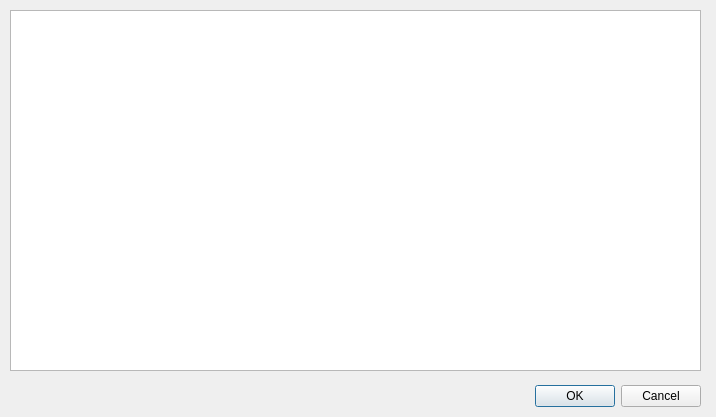
Above: ressources/selectobject.ui from FredsFactory/FreeCAD_AirPlaneDesign before the change. Below: the same form after it.
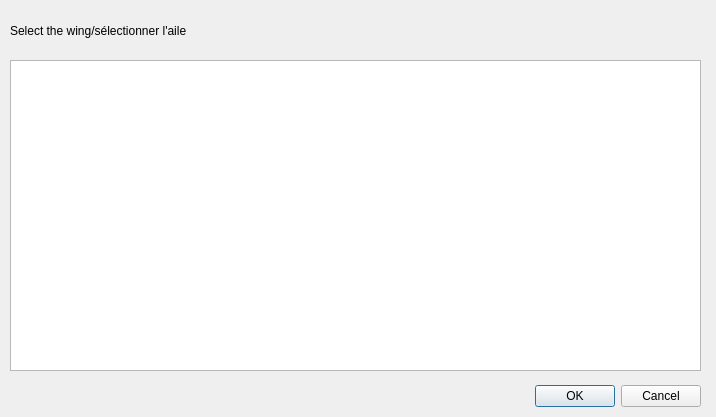
That is the form after the change.

Commit message: add label in dialog box

Diff of the .ui file:
```diff
--- a/ressources/selectobject.ui
+++ b/ressources/selectobject.ui
@@ -33,12 +33,25 @@
    <property name="geometry">
     <rect>
      <x>10</x>
-     <y>10</y>
+     <y>60</y>
      <width>691</width>
-     <height>361</height>
+     <height>311</height>
     </rect>
    </property>
   </widget>
+  <widget class="QLabel" name="label">
+   <property name="geometry">
+    <rect>
+     <x>10</x>
+     <y>10</y>
+     <width>441</width>
+     <height>41</height>
+    </rect>
+   </property>
+   <property name="text">
+    <string>Select the wing/sélectionner l'aile</string>
+   </property>
+  </widget>
  </widget>
  <resources/>
  <connections>
```
